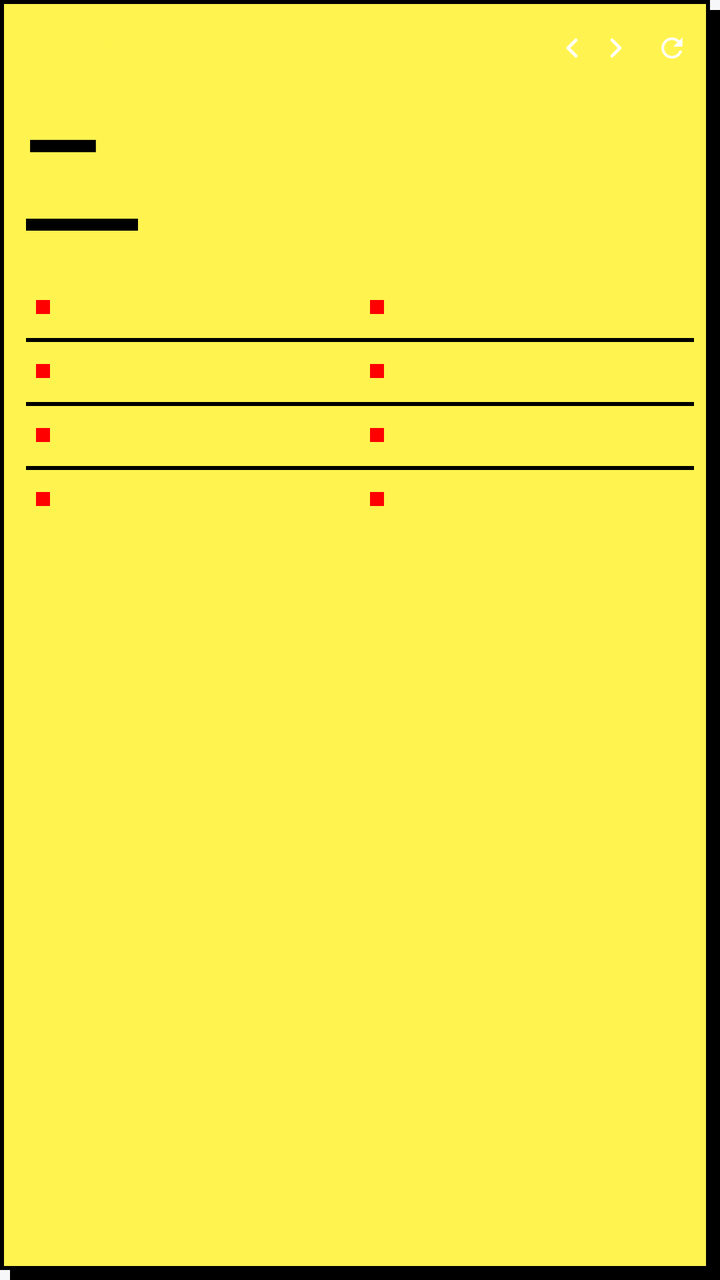
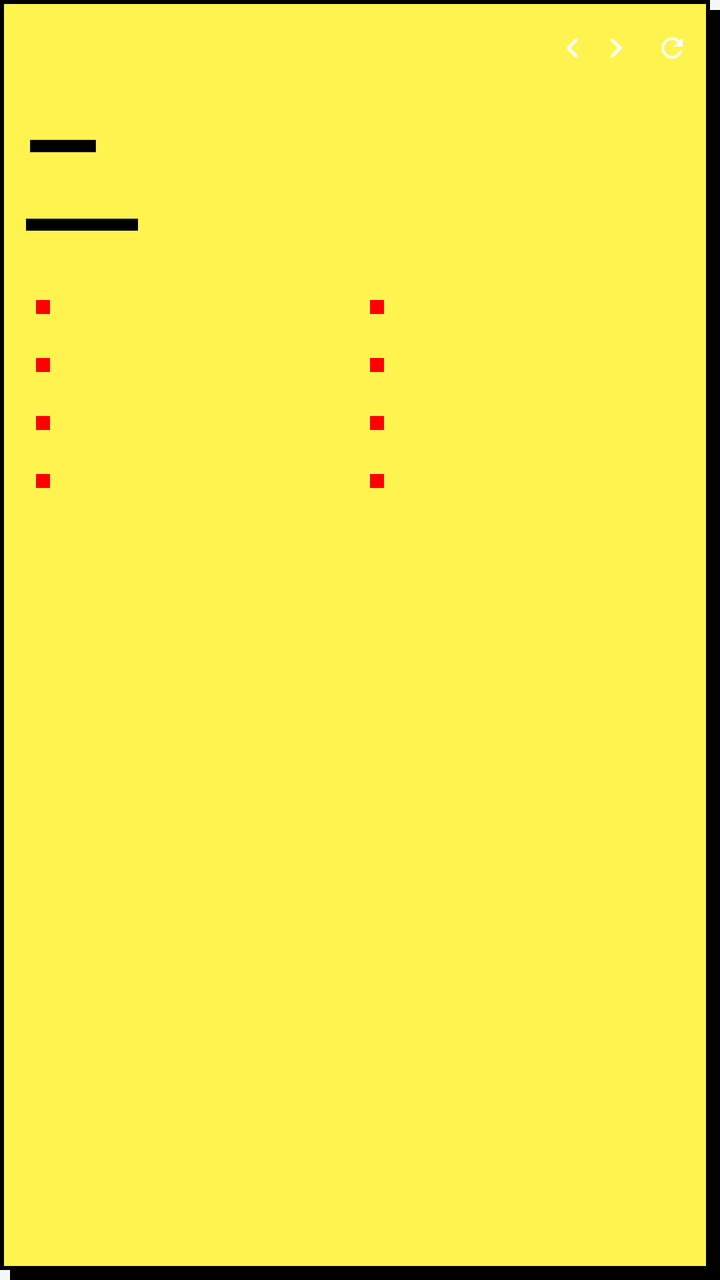

The first picture is an Android layout as it rendered before a commit; the second is the same layout after the commit. The layout source and the unified diff follow.
<!-- AndroidManifest.xml: application theme AppTheme -->
<!-- res/layout/widget_style5.xml -->
<?xml version="1.0" encoding="utf-8"?>
<FrameLayout xmlns:android="http://schemas.android.com/apk/res/android"
    android:id="@+id/w2_root"
    android:layout_width="match_parent"
    android:layout_height="match_parent"
    android:background="@drawable/wg_t5"
    android:padding="13dp">

    <LinearLayout
        android:layout_width="match_parent"
        android:layout_height="match_parent"
        android:orientation="vertical">

        <LinearLayout
            android:layout_width="match_parent"
            android:layout_height="wrap_content"
            android:orientation="horizontal"
            android:gravity="start">
            android:background="#FF000000"
            android:paddingStart="8dp"
            android:paddingEnd="8dp"
            android:paddingTop="4dp"
            android:paddingBottom="4dp"

            <TextView
                android:id="@+id/w2_title"
                android:layout_width="0dp"
                android:layout_height="wrap_content"
                android:layout_weight="1"
                android:minWidth="0dp"
                android:singleLine="true"
                android:ellipsize="end"
                android:includeFontPadding="false"
            android:fontFamily="sans-serif-black"
                android:textColor="#FFFFF44F"
                android:textSize="12sp"
                android:text="API 余额" />

            <TextView
                android:id="@+id/w2_page"
                android:layout_width="wrap_content"
                android:layout_height="wrap_content"
                android:layout_marginStart="4dp"
                android:minWidth="0dp"
                android:includeFontPadding="false"
                android:textColor="#FFFFF44F"
                android:textSize="10.5sp" />

            <ImageView
                android:id="@+id/w2_prev"
                android:clickable="true"
                android:focusable="true"
                android:layout_width="22dp"
                android:layout_height="22dp"
                android:layout_marginStart="2dp"
                android:scaleType="fitCenter"
                android:src="@drawable/ic_chevron_left"
                android:contentDescription="上一页" />

            <ImageView
                android:id="@+id/w2_next"
                android:clickable="true"
                android:focusable="true"
                android:layout_width="22dp"
                android:layout_height="22dp"
                android:scaleType="fitCenter"
                android:src="@drawable/ic_chevron_right"
                android:contentDescription="下一页" />

            <ImageView
                android:id="@+id/w2_refresh"
                android:clickable="true"
                android:focusable="true"
                android:layout_width="22dp"
                android:layout_height="22dp"
                android:layout_marginStart="6dp"
                android:scaleType="fitCenter"
                android:src="@drawable/ic_refresh"
                android:contentDescription="刷新" />
        </LinearLayout>

        <TextView
            android:id="@+id/w2_total"
            android:layout_width="match_parent"
            android:layout_height="wrap_content"
            android:layout_marginTop="10dp"
            android:includeFontPadding="false"
            android:gravity="start"
        android:fontFamily="sans-serif-black"
        android:textStyle="bold"
            android:textColor="@color/ws5_tx"
            android:textSize="48sp"
            android:text="—" />

        <View
            android:layout_width="56dp"
            android:layout_height="6dp"
            android:layout_marginTop="8dp"
            android:background="#FF000000" />

        <TextView
            android:id="@+id/w2_sub"
            android:layout_width="match_parent"
            android:layout_height="wrap_content"
            android:layout_marginTop="3dp"
            android:includeFontPadding="false"
            android:singleLine="true"
            android:ellipsize="end"
            android:gravity="start"
            android:textColor="@color/ws5_tx3"
            android:textSize="10.5sp" />

        <LinearLayout
            android:layout_width="match_parent"
            android:layout_height="0dp"
            android:layout_weight="1"
            android:layout_marginTop="8dp"
            android:orientation="vertical">

            <LinearLayout
                android:id="@+id/w2_row1"
                android:layout_width="match_parent"
                android:layout_height="wrap_content"
                android:orientation="horizontal"
                android:gravity="center_vertical">


                <LinearLayout
                    android:id="@+id/w2_slot1"
                    android:layout_width="0dp"
                    android:layout_height="wrap_content"
                    android:layout_weight="1"
                    android:orientation="horizontal"
                    android:gravity="center_vertical"
                    android:padding="5dp">

                    <TextView
                        android:id="@+id/w2_dot1"
                        android:layout_width="7dp"
                        android:layout_height="7dp"
                        android:layout_marginEnd="5dp"
                        android:background="@color/ws5_accent" />

                    <TextView
                        android:id="@+id/w2_name1"
                        android:layout_width="0dp"
                        android:layout_height="wrap_content"
                        android:layout_weight="1"
                        android:minWidth="0dp"
                        android:singleLine="true"
                        android:ellipsize="end"
                        android:includeFontPadding="false"
                    android:fontFamily="sans-serif-black"
                        android:textColor="@color/ws5_tx2"
                        android:textSize="12sp" />

                    <TextView
                        android:id="@+id/w2_val1"
                        android:layout_width="wrap_content"
                        android:layout_height="wrap_content"
                        android:includeFontPadding="false"
                    android:fontFamily="sans-serif-black"
                    android:textStyle="bold"
                        android:textColor="@color/ws5_tx"
                        android:textSize="16sp" />
                </LinearLayout>

                <LinearLayout
                    android:id="@+id/w2_slot2"
                    android:layout_width="0dp"
                    android:layout_height="wrap_content"
                    android:layout_weight="1"
                    android:orientation="horizontal"
                    android:gravity="center_vertical"
                    android:padding="5dp">

                    <TextView
                        android:id="@+id/w2_dot2"
                        android:layout_width="7dp"
                        android:layout_height="7dp"
                        android:layout_marginEnd="5dp"
                        android:background="@color/ws5_accent" />

                    <TextView
                        android:id="@+id/w2_name2"
                        android:layout_width="0dp"
                        android:layout_height="wrap_content"
                        android:layout_weight="1"
                        android:minWidth="0dp"
                        android:singleLine="true"
                        android:ellipsize="end"
                        android:includeFontPadding="false"
                    android:fontFamily="sans-serif-black"
                        android:textColor="@color/ws5_tx2"
                        android:textSize="12sp" />

                    <TextView
                        android:id="@+id/w2_val2"
                        android:layout_width="wrap_content"
                        android:layout_height="wrap_content"
                        android:includeFontPadding="false"
                    android:fontFamily="sans-serif-black"
                    android:textStyle="bold"
                        android:textColor="@color/ws5_tx"
                        android:textSize="16sp" />
                </LinearLayout>
            </LinearLayout>

            <View
                android:id="@+id/w2_div1"
                android:layout_width="match_parent"
                android:layout_height="2dp"
                android:layout_marginTop="1dp"
                android:background="#FF000000" />

            <LinearLayout
                android:id="@+id/w2_row2"
                android:layout_width="match_parent"
                android:layout_height="wrap_content"
                android:orientation="horizontal"
                android:gravity="center_vertical">


                <LinearLayout
                    android:id="@+id/w2_slot3"
                    android:layout_width="0dp"
                    android:layout_height="wrap_content"
                    android:layout_weight="1"
                    android:orientation="horizontal"
                    android:gravity="center_vertical"
                    android:padding="5dp">

                    <TextView
                        android:id="@+id/w2_dot3"
                        android:layout_width="7dp"
                        android:layout_height="7dp"
                        android:layout_marginEnd="5dp"
                        android:background="@color/ws5_accent" />

                    <TextView
                        android:id="@+id/w2_name3"
                        android:layout_width="0dp"
                        android:layout_height="wrap_content"
                        android:layout_weight="1"
                        android:minWidth="0dp"
                        android:singleLine="true"
                        android:ellipsize="end"
                        android:includeFontPadding="false"
                    android:fontFamily="sans-serif-black"
                        android:textColor="@color/ws5_tx2"
                        android:textSize="12sp" />

                    <TextView
                        android:id="@+id/w2_val3"
                        android:layout_width="wrap_content"
                        android:layout_height="wrap_content"
                        android:includeFontPadding="false"
                    android:fontFamily="sans-serif-black"
                    android:textStyle="bold"
                        android:textColor="@color/ws5_tx"
                        android:textSize="16sp" />
                </LinearLayout>

                <LinearLayout
                    android:id="@+id/w2_slot4"
                    android:layout_width="0dp"
                    android:layout_height="wrap_content"
                    android:layout_weight="1"
                    android:orientation="horizontal"
                    android:gravity="center_vertical"
                    android:padding="5dp">

                    <TextView
                        android:id="@+id/w2_dot4"
                        android:layout_width="7dp"
                        android:layout_height="7dp"
                        android:layout_marginEnd="5dp"
                        android:background="@color/ws5_accent" />

                    <TextView
                        android:id="@+id/w2_name4"
                        android:layout_width="0dp"
                        android:layout_height="wrap_content"
                        android:layout_weight="1"
                        android:minWidth="0dp"
                        android:singleLine="true"
                        android:ellipsize="end"
                        android:includeFontPadding="false"
                    android:fontFamily="sans-serif-black"
                        android:textColor="@color/ws5_tx2"
                        android:textSize="12sp" />

                    <TextView
                        android:id="@+id/w2_val4"
                        android:layout_width="wrap_content"
                        android:layout_height="wrap_content"
                        android:includeFontPadding="false"
                    android:fontFamily="sans-serif-black"
                    android:textStyle="bold"
                        android:textColor="@color/ws5_tx"
                        android:textSize="16sp" />
                </LinearLayout>
            </LinearLayout>

            <View
                android:id="@+id/w2_div2"
                android:layout_width="match_parent"
                android:layout_height="2dp"
                android:layout_marginTop="1dp"
                android:background="#FF000000" />

            <LinearLayout
                android:id="@+id/w2_row3"
                android:layout_width="match_parent"
                android:layout_height="wrap_content"
                android:orientation="horizontal"
                android:gravity="center_vertical">


                <LinearLayout
                    android:id="@+id/w2_slot5"
                    android:layout_width="0dp"
                    android:layout_height="wrap_content"
                    android:layout_weight="1"
                    android:orientation="horizontal"
                    android:gravity="center_vertical"
                    android:padding="5dp">

                    <TextView
                        android:id="@+id/w2_dot5"
                        android:layout_width="7dp"
                        android:layout_height="7dp"
                        android:layout_marginEnd="5dp"
                        android:background="@color/ws5_accent" />

                    <TextView
                        android:id="@+id/w2_name5"
                        android:layout_width="0dp"
                        android:layout_height="wrap_content"
                        android:layout_weight="1"
                        android:minWidth="0dp"
                        android:singleLine="true"
                        android:ellipsize="end"
                        android:includeFontPadding="false"
                    android:fontFamily="sans-serif-black"
                        android:textColor="@color/ws5_tx2"
                        android:textSize="12sp" />

                    <TextView
                        android:id="@+id/w2_val5"
                        android:layout_width="wrap_content"
                        android:layout_height="wrap_content"
                        android:includeFontPadding="false"
                    android:fontFamily="sans-serif-black"
                    android:textStyle="bold"
                        android:textColor="@color/ws5_tx"
                        android:textSize="16sp" />
                </LinearLayout>

                <LinearLayout
                    android:id="@+id/w2_slot6"
                    android:layout_width="0dp"
                    android:layout_height="wrap_content"
                    android:layout_weight="1"
                    android:orientation="horizontal"
                    android:gravity="center_vertical"
                    android:padding="5dp">

                    <TextView
                        android:id="@+id/w2_dot6"
                        android:layout_width="7dp"
                        android:layout_height="7dp"
                        android:layout_marginEnd="5dp"
                        android:background="@color/ws5_accent" />

                    <TextView
                        android:id="@+id/w2_name6"
                        android:layout_width="0dp"
                        android:layout_height="wrap_content"
                        android:layout_weight="1"
                        android:minWidth="0dp"
                        android:singleLine="true"
                        android:ellipsize="end"
                        android:includeFontPadding="false"
                    android:fontFamily="sans-serif-black"
                        android:textColor="@color/ws5_tx2"
                        android:textSize="12sp" />

                    <TextView
                        android:id="@+id/w2_val6"
                        android:layout_width="wrap_content"
                        android:layout_height="wrap_content"
                        android:includeFontPadding="false"
                    android:fontFamily="sans-serif-black"
                    android:textStyle="bold"
                        android:textColor="@color/ws5_tx"
                        android:textSize="16sp" />
                </LinearLayout>
            </LinearLayout>

            <View
                android:id="@+id/w2_div3"
                android:layout_width="match_parent"
                android:layout_height="2dp"
                android:layout_marginTop="1dp"
                android:background="#FF000000" />

            <LinearLayout
                android:id="@+id/w2_row4"
                android:layout_width="match_parent"
                android:layout_height="wrap_content"
                android:orientation="horizontal"
                android:gravity="center_vertical">


                <LinearLayout
                    android:id="@+id/w2_slot7"
                    android:layout_width="0dp"
                    android:layout_height="wrap_content"
                    android:layout_weight="1"
                    android:orientation="horizontal"
                    android:gravity="center_vertical"
                    android:padding="5dp">

                    <TextView
                        android:id="@+id/w2_dot7"
                        android:layout_width="7dp"
                        android:layout_height="7dp"
                        android:layout_marginEnd="5dp"
                        android:background="@color/ws5_accent" />

                    <TextView
                        android:id="@+id/w2_name7"
                        android:layout_width="0dp"
                        android:layout_height="wrap_content"
                        android:layout_weight="1"
                        android:minWidth="0dp"
                        android:singleLine="true"
                        android:ellipsize="end"
                        android:includeFontPadding="false"
                    android:fontFamily="sans-serif-black"
                        android:textColor="@color/ws5_tx2"
                        android:textSize="12sp" />

                    <TextView
                        android:id="@+id/w2_val7"
                        android:layout_width="wrap_content"
                        android:layout_height="wrap_content"
                        android:includeFontPadding="false"
                    android:fontFamily="sans-serif-black"
                    android:textStyle="bold"
                        android:textColor="@color/ws5_tx"
                        android:textSize="16sp" />
                </LinearLayout>

                <LinearLayout
                    android:id="@+id/w2_slot8"
                    android:layout_width="0dp"
                    android:layout_height="wrap_content"
                    android:layout_weight="1"
                    android:orientation="horizontal"
                    android:gravity="center_vertical"
                    android:padding="5dp">

                    <TextView
                        android:id="@+id/w2_dot8"
                        android:layout_width="7dp"
                        android:layout_height="7dp"
                        android:layout_marginEnd="5dp"
                        android:background="@color/ws5_accent" />

                    <TextView
                        android:id="@+id/w2_name8"
                        android:layout_width="0dp"
                        android:layout_height="wrap_content"
                        android:layout_weight="1"
                        android:minWidth="0dp"
                        android:singleLine="true"
                        android:ellipsize="end"
                        android:includeFontPadding="false"
                    android:fontFamily="sans-serif-black"
                        android:textColor="@color/ws5_tx2"
                        android:textSize="12sp" />

                    <TextView
                        android:id="@+id/w2_val8"
                        android:layout_width="wrap_content"
                        android:layout_height="wrap_content"
                        android:includeFontPadding="false"
                    android:fontFamily="sans-serif-black"
                    android:textStyle="bold"
                        android:textColor="@color/ws5_tx"
                        android:textSize="16sp" />
                </LinearLayout>
            </LinearLayout>
        </LinearLayout>

    </LinearLayout>
</FrameLayout>
<!-- resources referenced by this layout -->
<resources>
  <color name="ws5_accent">#FFFF0000</color>
  <color name="ws5_tx">#FF000000</color>
  <color name="ws5_tx2">#FF1A1A00</color>
  <color name="ws5_tx3">#FF3A3A00</color>
  <!-- drawable wg_t5 (drawable) -->
  <?xml version="1.0" encoding="utf-8"?>
  <layer-list xmlns:android="http://schemas.android.com/apk/res/android">
      <item android:left="5dp" android:top="5dp">
          <shape android:shape="rectangle">
              <solid android:color="#FF000000" />
              <corners android:radius="0dp" />
          </shape>
      </item>
      <item android:right="5dp" android:bottom="5dp">
          <shape android:shape="rectangle">
              <solid android:color="#FFFFF44F" />
              <stroke android:width="2dp" android:color="#FF000000" />
              <corners android:radius="0dp" />
          </shape>
      </item>
  </layer-list>
  <style name="AppDialog_AuroraLight" parent="@android:style/Theme.DeviceDefault.Light.Dialog.Alert">
          <item name="android:windowAnimationStyle">@style/DialogAnim</item>
          <item name="android:colorAccent">#4166F5</item>
          <item name="android:fontFamily">sans-serif</item>
          <item name="android:colorBackground">#FFFFFF</item>
          <item name="android:textColorPrimary">#0B0E14</item>
          <item name="android:textColorSecondary">#414A5C</item>
      </style>
  <!-- drawable mini_btn_border (drawable) -->
  <?xml version="1.0" encoding="utf-8"?>
  <shape xmlns:android="http://schemas.android.com/apk/res/android"
      android:shape="rectangle">
      <corners android:radius="999dp" />
      <solid android:color="?attr/c_btn" />
      <stroke android:width="1.2dp" android:color="?attr/c_btn_border" />
  </shape>
  <!-- drawable tag_bg (drawable) -->
  <?xml version="1.0" encoding="utf-8"?>
  <inset xmlns:android="http://schemas.android.com/apk/res/android"
      android:insetLeft="1dp" android:insetTop="1dp"
      android:insetRight="1dp" android:insetBottom="1dp">
      <shape android:shape="rectangle">
          <solid android:color="?attr/c_input" />
          <corners android:radius="20dp" />
      </shape>
  </inset>
  <!-- drawable seg_bg (drawable) -->
  <?xml version="1.0" encoding="utf-8"?>
  <shape xmlns:android="http://schemas.android.com/apk/res/android"
      android:shape="rectangle">
      <corners android:radius="14dp" />
      <solid android:color="?attr/c_neu_surface" />
      <stroke android:width="1dp" android:color="?attr/c_neu_dark" />
  </shape>
  <!-- drawable input_aurora (drawable) -->
  <?xml version="1.0" encoding="utf-8"?>
  <shape xmlns:android="http://schemas.android.com/apk/res/android"
      android:shape="rectangle">
      <corners android:radius="12dp" />
      <solid android:color="?attr/c_input" />
      <stroke android:width="1dp" android:color="?attr/c_line" />
  </shape>
  <!-- drawable seg_sel (drawable) -->
  <?xml version="1.0" encoding="utf-8"?>
  <shape xmlns:android="http://schemas.android.com/apk/res/android"
      android:shape="rectangle">
      <corners android:radius="10dp" />
      <solid android:color="?attr/c_accent_soft" />
  </shape>
  <!-- drawable pull_bg (drawable) -->
  <?xml version="1.0" encoding="utf-8"?>
  <shape xmlns:android="http://schemas.android.com/apk/res/android"
      android:shape="rectangle">
      <corners android:radius="18dp" />
      <solid android:color="?attr/c_neu_surface" />
      <stroke android:width="1dp" android:color="?attr/c_neu_dark" />
  </shape>
  <style name="DialogAnim">
          <item name="android:windowEnterAnimation">@anim/dialog_in</item>
          <item name="android:windowExitAnimation">@anim/dialog_out</item>
      </style>
  <!-- unchanged entries left out for length: 4 -->
</resources>

<!-- the commit's change to res/layout/widget_style5.xml (unified diff, before → after) -->
@@ -8,14 +8,14 @@
 
     <LinearLayout
         android:layout_width="match_parent"
-        android:layout_height="match_parent"
+        android:layout_height="wrap_content"
         android:orientation="vertical">
 
         <LinearLayout
             android:layout_width="match_parent"
             android:layout_height="wrap_content"
             android:orientation="horizontal"
-            android:gravity="start">
+            android:gravity="left">
             android:background="#FF000000"
             android:paddingStart="8dp"
             android:paddingEnd="8dp"
@@ -85,14 +85,14 @@
             android:layout_height="wrap_content"
             android:layout_marginTop="10dp"
             android:includeFontPadding="false"
-            android:gravity="start"
+            android:gravity="left"
         android:fontFamily="sans-serif-black"
         android:textStyle="bold"
             android:textColor="@color/ws5_tx"
             android:textSize="48sp"
             android:text="—" />
 
-        <View
+        <TextView
             android:layout_width="56dp"
             android:layout_height="6dp"
             android:layout_marginTop="8dp"
@@ -106,7 +106,7 @@
             android:includeFontPadding="false"
             android:singleLine="true"
             android:ellipsize="end"
-            android:gravity="start"
+            android:gravity="left"
             android:textColor="@color/ws5_tx3"
             android:textSize="10.5sp" />
 
@@ -206,11 +206,12 @@
                 </LinearLayout>
             </LinearLayout>
 
-            <View
+            <TextView
                 android:id="@+id/w2_div1"
                 android:layout_width="match_parent"
                 android:layout_height="2dp"
                 android:layout_marginTop="1dp"
+                android:visibility="gone"
                 android:background="#FF000000" />
 
             <LinearLayout
@@ -302,11 +303,12 @@
                 </LinearLayout>
             </LinearLayout>
 
-            <View
+            <TextView
                 android:id="@+id/w2_div2"
                 android:layout_width="match_parent"
                 android:layout_height="2dp"
                 android:layout_marginTop="1dp"
+                android:visibility="gone"
                 android:background="#FF000000" />
 
             <LinearLayout
@@ -398,11 +400,12 @@
                 </LinearLayout>
             </LinearLayout>
 
-            <View
+            <TextView
                 android:id="@+id/w2_div3"
                 android:layout_width="match_parent"
                 android:layout_height="2dp"
                 android:layout_marginTop="1dp"
+                android:visibility="gone"
                 android:background="#FF000000" />
 
             <LinearLayout
